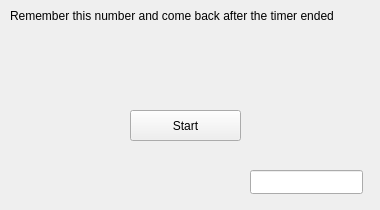
Above: WinBlitz/RememberNumber.ui from PyroWilDx/WinBlitz before the change. Below: the same form after it.
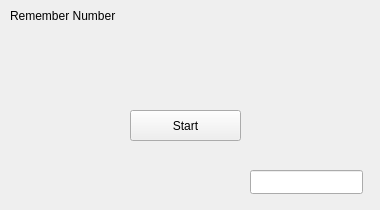
That is the form after the change.

Diff of the .ui file:
```diff
--- a/WinBlitz/RememberNumber.ui
+++ b/WinBlitz/RememberNumber.ui
@@ -23,7 +23,7 @@
     </rect>
    </property>
    <property name="text">
-    <string>Remember this number and come back after the timer ended</string>
+    <string>Remember Number</string>
    </property>
   </widget>
   <widget class="QLabel" name="Timer">
```
